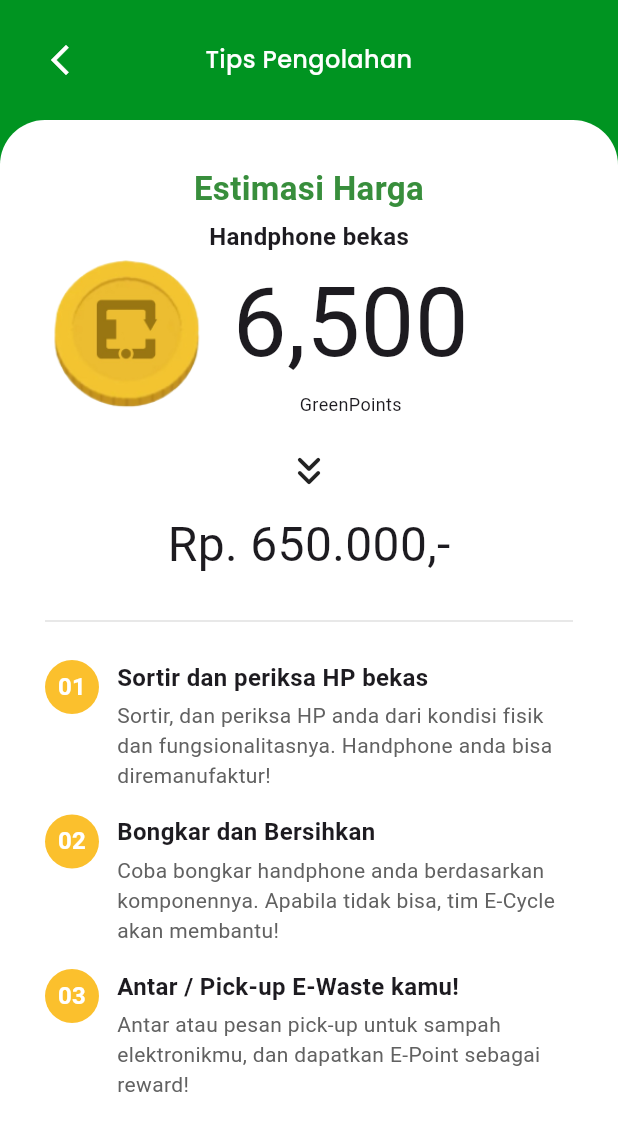
After one commit to grantgabriel/E-Cycle-App, a Flutter app: the Estimasi screen opened directly, on a phone screen of 412 x 824 dp. The commit adds this screen. Shown: the top 1131 px of the screen. Run offline on Flutter 3.47's test engine with Material 3 defaults, Android fonts, the phone set to English and light mode, and no system bars; our stand-ins replace camera, carousel_slider, persistent_bottom_nav_bar.

Commit message:
feat/scan: add animation ResultScan and screen Estimasi Harga

```diff
--- a/lib/screens/article/article_detail.dart
+++ b/lib/screens/article/article_detail.dart
@@ -52,7 +52,7 @@ class ArticleDetailPage extends StatelessWidget {
                 ),
                 child: SingleChildScrollView(
                   child: Column(
-                    crossAxisAlignment: CrossAxisAlignment.start,
+                    crossAxisAlignment: CrossAxisAlignment.center,
                     children: [
                       const ArticleContent(
                         title: "Sampah Elektronik Menumpuk? Seberapa Parah Sih?",
--- a/lib/screens/navbar.dart
+++ b/lib/screens/navbar.dart
@@ -1,5 +1,5 @@
 import 'package:e_cycle/screens/explore.dart';
-import 'package:e_cycle/screens/scan.dart';
+import 'package:e_cycle/screens/scan/scan.dart';
 import 'package:flutter/material.dart';
 import 'package:persistent_bottom_nav_bar/persistent_bottom_nav_bar.dart';
 import 'package:e_cycle/constants/colors.dart';
--- /dev/null
+++ b/lib/screens/scan/widgets/estimasi.dart
@@ -0,0 +1,169 @@
+import 'package:e_cycle/constants/colors.dart';
+import 'package:e_cycle/screens/scan/scan.dart';
+import 'package:flutter/material.dart';
+
+class Estimasi extends StatelessWidget {
+  const Estimasi({super.key});
+
+  @override
+  Widget build(BuildContext context) {
+    return Scaffold(
+      backgroundColor: primaryColor,
+      body: SafeArea(
+        child: Column(
+          children: [
+            Padding(
+              padding: const EdgeInsets.all(16),
+              child: Row(
+                mainAxisAlignment: MainAxisAlignment.start,
+                children: [
+                  IconButton(
+                    onPressed: () {
+                      Navigator.push(
+                        context,
+                        MaterialPageRoute(
+                            builder: (context) => const Scan()),
+                      );
+                    },
+                    icon: const Icon(Icons.arrow_back_ios_new),
+                    color: Colors.white,
+                  ),
+                  const Expanded(
+                    child: Text(
+                      "Tips Pengolahan",
+                      textAlign: TextAlign.center,
+                      style: TextStyle(
+                          fontFamily: "Poppins",
+                          fontSize: 16,
+                          fontWeight: FontWeight.w500,
+                          color: Colors.white),
+                    ),
+                  ),
+                  const SizedBox(width: 48)
+                ],
+              ),
+            ),
+            Expanded(
+              child: Container(
+                padding: const EdgeInsets.all(30),
+                decoration: const BoxDecoration(
+                  color: Colors.white,
+                  borderRadius: BorderRadius.only(
+                      topLeft: Radius.circular(30),
+                      topRight: Radius.circular(30)),
+                ),
+                child: SingleChildScrollView(
+                  physics: const BouncingScrollPhysics(),
+                  child: Column(
+                    crossAxisAlignment: CrossAxisAlignment.center,
+                    children: [
+                      Text(
+                        "Estimasi Harga",
+                        textAlign: TextAlign.center,
+                        style: TextStyle(
+                          fontSize: 22,
+                          fontWeight: FontWeight.bold,
+                          color: Colors.green[700],
+                        ),
+                      ),
+                      const SizedBox(height: 5),
+                      const Text(
+                        "Handphone bekas",
+                        style: TextStyle(
+                          fontSize: 16,
+                          fontWeight: FontWeight.bold,
+                        ),
+                      ),
+                      Row(
+                        children: [
+                          Image.asset(
+                            "assets/images/coin.png",
+                            width: 110,
+                          ),
+                          const SizedBox(width: 15),
+                          const Column(
+                            mainAxisAlignment: MainAxisAlignment.start,
+                            children: [
+                              Text(
+                                "6,500",
+                                style: TextStyle(fontSize: 64),
+                              ),
+                              Text(
+                                "GreenPoints",
+                                style: TextStyle(fontSize: 12),
+                              )
+                            ],
+                          )
+                        ],
+                      ),
+                      const SizedBox(height: 20),
+                      const Icon(
+                        Icons.keyboard_double_arrow_down_rounded,
+                        size: 32,
+                      ),
+                      const SizedBox(height: 10),
+                      const Text(
+                        "Rp. 650.000,-",
+                        style: TextStyle(
+                          fontSize: 32,
+                        ),
+                      ),
+                      const SizedBox(height: 20),
+                      Divider(
+                        color: Colors.grey[300],
+                        thickness: 1,
+                      ),
+                      const SizedBox(height: 10),
+                      _buildTipStep("01", "Sortir dan periksa HP bekas",
+                          "Sortir, dan periksa HP anda dari kondisi fisik dan fungsionalitasnya. Handphone anda bisa diremanufaktur!"),
+                      _buildTipStep("02", "Bongkar dan Bersihkan",
+                          "Coba bongkar handphone anda berdasarkan komponennya. Apabila tidak bisa, tim E-Cycle akan membantu!"),
+                      _buildTipStep("03", "Antar / Pick-up E-Waste kamu!",
+                          "Antar atau pesan pick-up untuk sampah elektronikmu, dan dapatkan E-Point sebagai reward!"),
+                    ],
+                  ),
+                ),
+              ),
+            ),
+          ],
+        ),
+      ),
+    );
+  }
+}
+
+Widget _buildTipStep(String step, String title, String description) {
+  return Padding(
+    padding: const EdgeInsets.symmetric(vertical: 8.0),
+    child: Row(
+      crossAxisAlignment: CrossAxisAlignment.start,
+      children: [
+        CircleAvatar(
+          radius: 18,
+          backgroundColor: Colors.yellow[700],
+          child: Text(
+            step,
+            style: TextStyle(color: Colors.white, fontWeight: FontWeight.bold),
+          ),
+        ),
+        SizedBox(width: 12),
+        Expanded(
+          child: Column(
+            crossAxisAlignment: CrossAxisAlignment.start,
+            children: [
+              Text(
+                title,
+                style: TextStyle(fontSize: 16, fontWeight: FontWeight.bold),
+              ),
+              SizedBox(height: 4),
+              Text(
+                description,
+                style: TextStyle(fontSize: 14, color: Colors.grey[700]),
+              ),
+            ],
+          ),
+        ),
+      ],
+    ),
+  );
+}
```
Also changed, not shown: lib/screens/scan.dart (deleted, +0 -159 lines), lib/screens/scan/scan.dart (added, +199 -0 lines).
